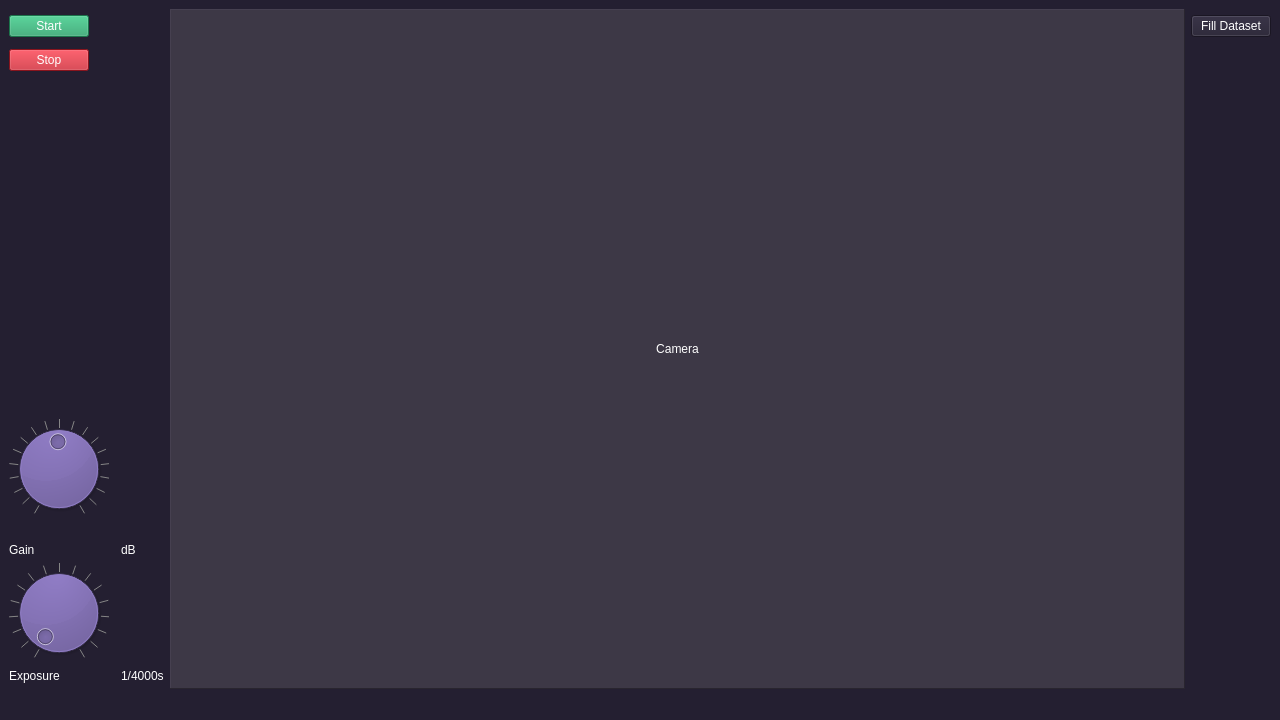
Before: the Qt Designer form src/view/mainwindow.ui in rajkane/ximea-project, drawn with Qt 5.
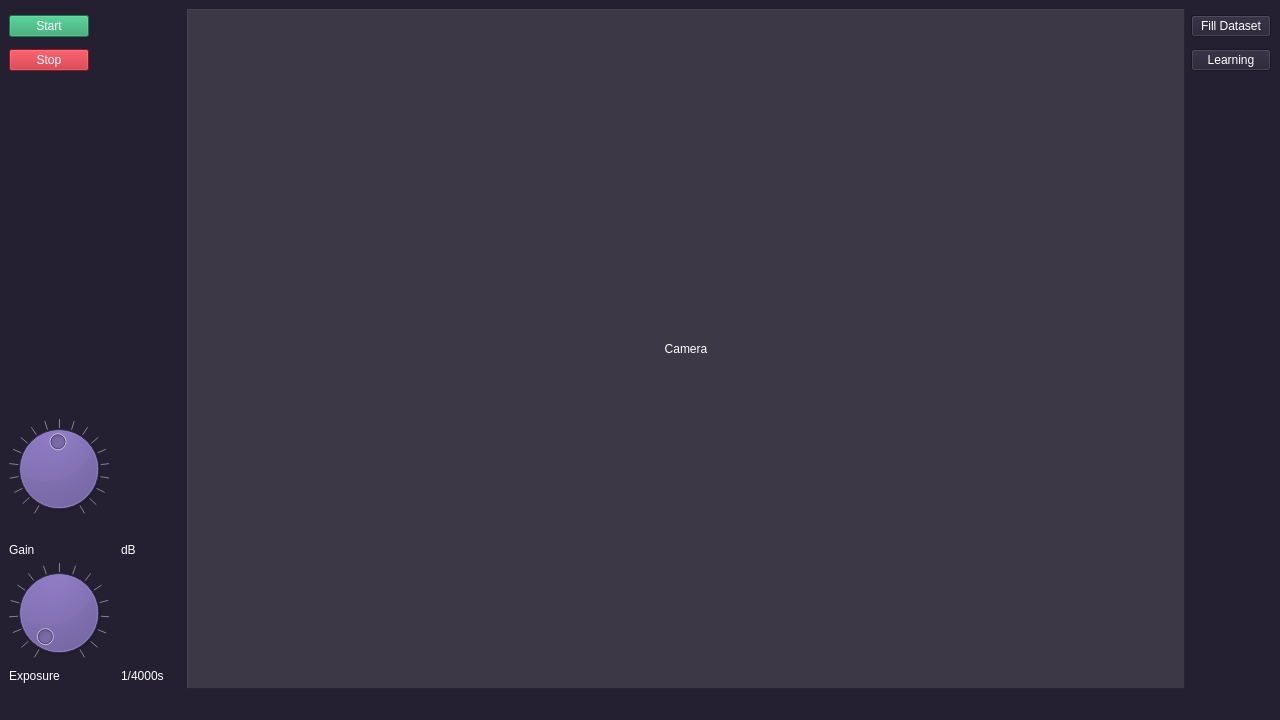
After: the same form once the commit is applied.

Patch:
```diff
--- a/src/view/mainwindow.ui
+++ b/src/view/mainwindow.ui
@@ -58,6 +58,12 @@
           <verstretch>0</verstretch>
          </sizepolicy>
         </property>
+        <property name="minimumSize">
+         <size>
+          <width>60</width>
+          <height>0</height>
+         </size>
+        </property>
         <property name="text">
          <string>1/4000s</string>
         </property>
@@ -221,6 +227,13 @@
         </property>
        </widget>
       </item>
+      <item row="3" column="4">
+       <widget class="QPushButton" name="btn_learning">
+        <property name="text">
+         <string>Learning</string>
+        </property>
+       </widget>
+      </item>
      </layout>
     </item>
    </layout>
```
